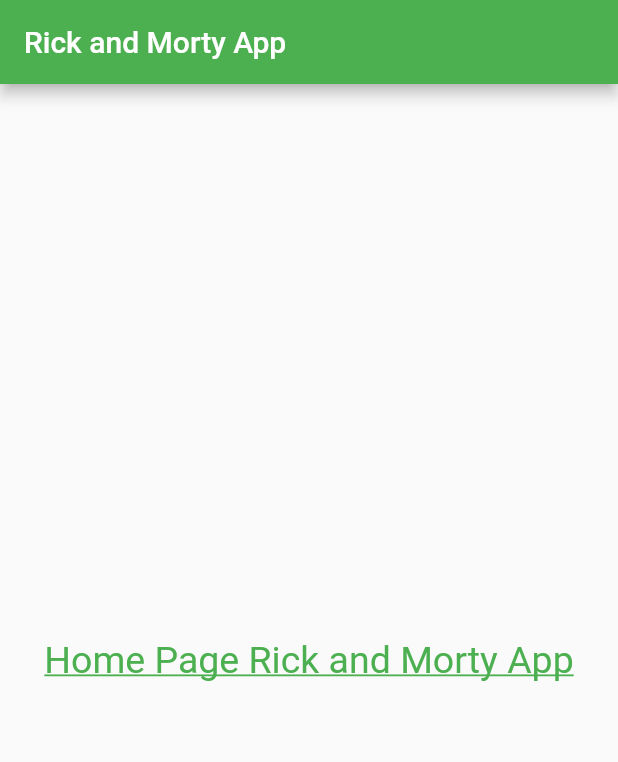
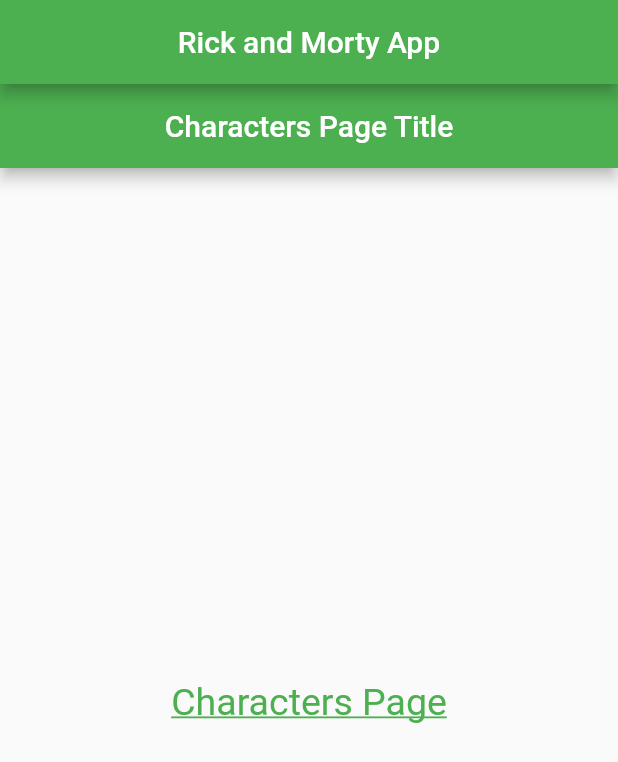
Before and after one commit to briansetzesglobant/rick_and_morty_app, a Flutter app: the screen it shows after launch, on a phone screen of 412 x 824 dp. Shown: the top 762 px of the screen. Run offline on Flutter 3.47's test engine with Material 2 defaults, Android fonts, the phone set to English and light mode, and no system bars.

Commit message:
page view implemented     -Fixed title centering and automaticallyImplyLeading removed

```diff
--- a/lib/src/core/util/constants.dart
+++ b/lib/src/core/util/constants.dart
@@ -4,5 +4,6 @@ abstract class Constants {
   static const double splashScreenPositionedRight = 20.0;
   static const double splashScreenPositionedBottom = 20.0;
   static const double splashScreenLinearMinHeight = 30.0;
-  static const double homePageTextSize = 25.0;
+
+  static const double pageTextSize = 25.0;
 }
--- a/lib/src/core/util/strings_constants.dart
+++ b/lib/src/core/util/strings_constants.dart
@@ -2,5 +2,11 @@ abstract class StringsConstants {
   static const String splashScreenImage = 'assets/images/Rick_and_Morty.png';
   static const String homePageTitle = 'Rick and Morty App';
   static const String appRouteDefault = 'Undefined route';
-  static const String homePageText = 'Home Page Rick and Morty App';
+
+  static const String charactersPageTitle = 'Characters Page Title';
+  static const String seasonsPageTitle = 'Seasons Page Title';
+  static const String locationsPageTitle = 'Locations Page Title';
+  static const String charactersPageText = 'Characters Page';
+  static const String seasonsPageText = 'Seasons Page';
+  static const String locationsPageText = 'Locations Page';
 }
--- /dev/null
+++ b/lib/src/core/util/text_styles.dart
@@ -0,0 +1,10 @@
+import 'package:flutter/material.dart';
+import 'constants.dart';
+
+abstract class TextStyles {
+  static const TextStyle style = TextStyle(
+    fontSize: Constants.pageTextSize,
+    color: Colors.green,
+    decoration: TextDecoration.underline,
+  );
+}
--- /dev/null
+++ b/lib/src/presentation/view/characters_page.dart
@@ -0,0 +1,35 @@
+import 'package:flutter/cupertino.dart';
+import 'package:flutter/material.dart';
+import '../../core/util/strings_constants.dart';
+import '../../core/util/text_styles.dart';
+
+class CharactersPage extends StatefulWidget {
+  const CharactersPage({
+    required this.title,
+  });
+
+  final String title;
+
+  @override
+  _CharactersPageState createState() => _CharactersPageState();
+}
+
+class _CharactersPageState extends State<CharactersPage> {
+  @override
+  Widget build(BuildContext context) {
+    return Scaffold(
+      appBar: AppBar(
+        title: Text(
+          widget.title,
+        ),
+        centerTitle: true,
+      ),
+      body: const Center(
+        child: Text(
+          StringsConstants.charactersPageText,
+          style: TextStyles.style,
+        ),
+      ),
+    );
+  }
+}
--- a/lib/src/presentation/view/home_page.dart
+++ b/lib/src/presentation/view/home_page.dart
@@ -1,6 +1,8 @@
 import 'package:flutter/material.dart';
-import '../../core/util/constants.dart';
 import '../../core/util/strings_constants.dart';
+import 'characters_page.dart';
+import 'locations_page.dart';
+import 'seasons_page.dart';
 
 class HomePage extends StatefulWidget {
   const HomePage({
@@ -21,17 +23,20 @@ class _HomePageState extends State<HomePage> {
         title: Text(
           widget.title,
         ),
-        automaticallyImplyLeading: false,
+        centerTitle: true,
       ),
-      body: const Center(
-        child: Text(
-          StringsConstants.homePageText,
-          style: TextStyle(
-            fontSize: Constants.homePageTextSize,
-            color: Colors.green,
-            decoration: TextDecoration.underline,
+      body: PageView(
+        children: const <Widget>[
+          CharactersPage(
+            title: StringsConstants.charactersPageTitle,
           ),
-        ),
+          SeasonsPage(
+            title: StringsConstants.seasonsPageTitle,
+          ),
+          LocationsPage(
+            title: StringsConstants.locationsPageTitle,
+          ),
+        ],
       ),
     );
   }
```
Also changed, not shown: lib/src/presentation/view/locations_page.dart (added, +34 -0 lines), lib/src/presentation/view/seasons_page.dart (added, +34 -0 lines).
